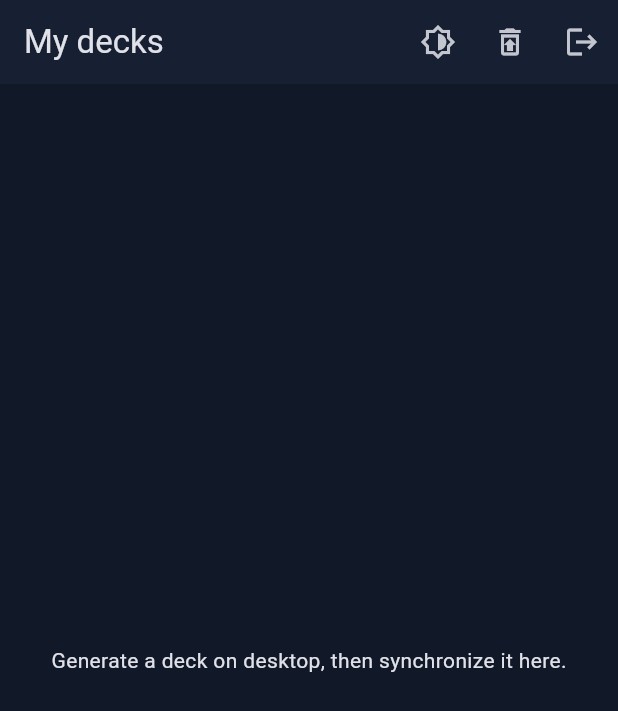
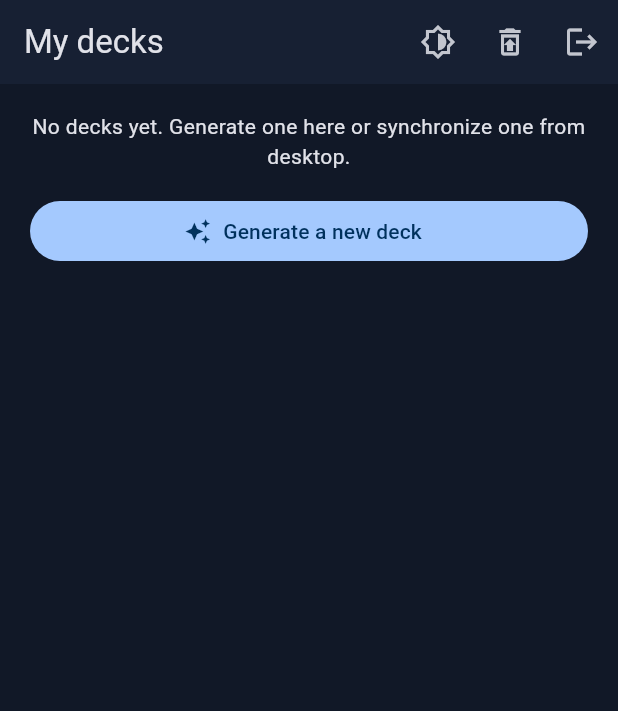
Before and after one commit to ReneGreblicki/Easy-Language-Learning-Tool, a Flutter app: the screen it shows once a user with an empty profile is signed in, after a tap on the "logout" icon, on a phone screen of 412 x 824 dp. Shown: the top 711 px of the screen. Run offline on Flutter 3.47's test engine with Material 3 defaults, Android fonts, the phone set to English and light mode, and no system bars; our stand-ins replace flutter_tts, just_audio, sqflite, supabase_flutter; accounts and stored records are empty.

Commit message:
feat(android): add generate-new-deck library action

```diff
--- a/android_app/lib/main.dart
+++ b/android_app/lib/main.dart
@@ -9,6 +9,8 @@ import 'data/local_deck_store.dart';
 import 'data/supabase_deck_source.dart';
 import 'data/sync_deck_repository.dart';
 import 'errors/app_error.dart';
+import 'generation/generation_screen.dart';
+import 'generation/mobile_generation_service.dart';
 import 'models/deck.dart';
 import 'study/audio_screen.dart';
 import 'study/list_screen.dart';
@@ -38,13 +40,18 @@ Future<void> main() async {
     return;
   }
   final client = Supabase.instance.client;
+  final repository = SyncDeckRepository(
+    local: LocalDeckStore(),
+    cloud: SupabaseDeckSource(client),
+  );
   runApp(
     EasyLanguageFlashcards(
-      repository: SyncDeckRepository(
-        local: LocalDeckStore(),
-        cloud: SupabaseDeckSource(client),
+      repository: repository,
+      authService: AuthService(client),
+      generationService: MobileGenerationService(
+        client: client,
+        repository: repository,
       ),
-      authService: AuthService(client),
     ),
   );
 }
@@ -75,11 +82,13 @@ class EasyLanguageFlashcards extends StatefulWidget {
   const EasyLanguageFlashcards({
     this.repository,
     this.authService,
+    this.generationService,
     super.key,
   });
 
   final DeckRepository? repository;
   final AuthService? authService;
+  final MobileGenerationService? generationService;
 
   @override
   State<EasyLanguageFlashcards> createState() => _EasyLanguageFlashcardsState();
@@ -117,6 +126,7 @@ class _EasyLanguageFlashcardsState extends State<EasyLanguageFlashcards> {
           : AuthGate(
               repository: widget.repository!,
               authService: widget.authService!,
+              generationService: widget.generationService,
               onToggleTheme: _toggleTheme,
             ),
     );
@@ -128,11 +138,13 @@ class AuthGate extends StatelessWidget {
     required this.repository,
     required this.authService,
     required this.onToggleTheme,
+    this.generationService,
     super.key,
   });
 
   final DeckRepository repository;
   final AuthService authService;
+  final MobileGenerationService? generationService;
   final VoidCallback onToggleTheme;
 
   @override
@@ -143,6 +155,7 @@ class AuthGate extends StatelessWidget {
             : DeckLibrary(
                 repository: repository,
                 authService: authService,
+                generationService: generationService,
                 onToggleTheme: onToggleTheme,
               ),
       );
@@ -368,11 +381,13 @@ class DeckLibrary extends StatefulWidget {
     required this.repository,
     required this.onToggleTheme,
     this.authService,
+    this.generationService,
     super.key,
   });
 
   final DeckRepository repository;
   final AuthService? authService;
+  final MobileGenerationService? generationService;
   final VoidCallback onToggleTheme;
 
   @override
@@ -582,6 +597,27 @@ class _DeckLibraryState extends State<DeckLibrary> {
     );
   }
 
+  Future<void> _openGenerator() async {
+    final service = widget.generationService;
+    if (service == null) {
+      _showError(
+        const StateError('Generation requires a signed-in account.'),
+        'Sign in to generate and synchronize a deck.',
+      );
+      return;
+    }
+    final generated = await Navigator.push<Deck>(
+      context,
+      MaterialPageRoute(builder: (_) => GenerateDeckScreen(service: service)),
+    );
+    if (generated != null && mounted) {
+      setState(_refresh);
+      ScaffoldMessenger.of(context).showSnackBar(
+        SnackBar(content: Text('${generated.title} was generated and downloaded.')),
+      );
+    }
+  }
+
   Future<void> _signOut() async {
     try {
       await widget.authService?.signOut();
@@ -645,16 +681,37 @@ class _DeckLibraryState extends State<DeckLibrary> {
               return const Center(child: CircularProgressIndicator());
             }
             final decks = snapshot.data!;
-            if (decks.isEmpty) {
-              return const Center(
-                child: Text('Generate a deck on desktop, then synchronize it here.'),
-              );
-            }
             return RefreshIndicator(
               onRefresh: () async => setState(_refresh),
               child: ListView.builder(
-                itemCount: decks.length,
+                physics: const AlwaysScrollableScrollPhysics(),
+                itemCount: decks.length + 1,
                 itemBuilder: (context, index) {
+                  if (index == decks.length) {
+                    return Padding(
+                      padding: const EdgeInsets.fromLTRB(20, 18, 20, 32),
+                      child: Column(
+                        children: [
+                          if (decks.isEmpty) ...[
+                            const Text(
+                              'No decks yet. Generate one here or synchronize one from desktop.',
+                              textAlign: TextAlign.center,
+                            ),
+                            const SizedBox(height: 16),
+                          ],
+                          SizedBox(
+                            width: double.infinity,
+                            child: FilledButton.icon(
+                              key: const Key('generate-new-deck'),
+                              onPressed: _openGenerator,
+                              icon: const Icon(Icons.auto_awesome),
+                              label: const Text('Generate a new deck'),
+                            ),
+                          ),
+                        ],
+                      ),
+                    );
+                  }
                   final deck = decks[index];
                   return ListTile(
                     onTap: () => _openDeck(deck),
```
